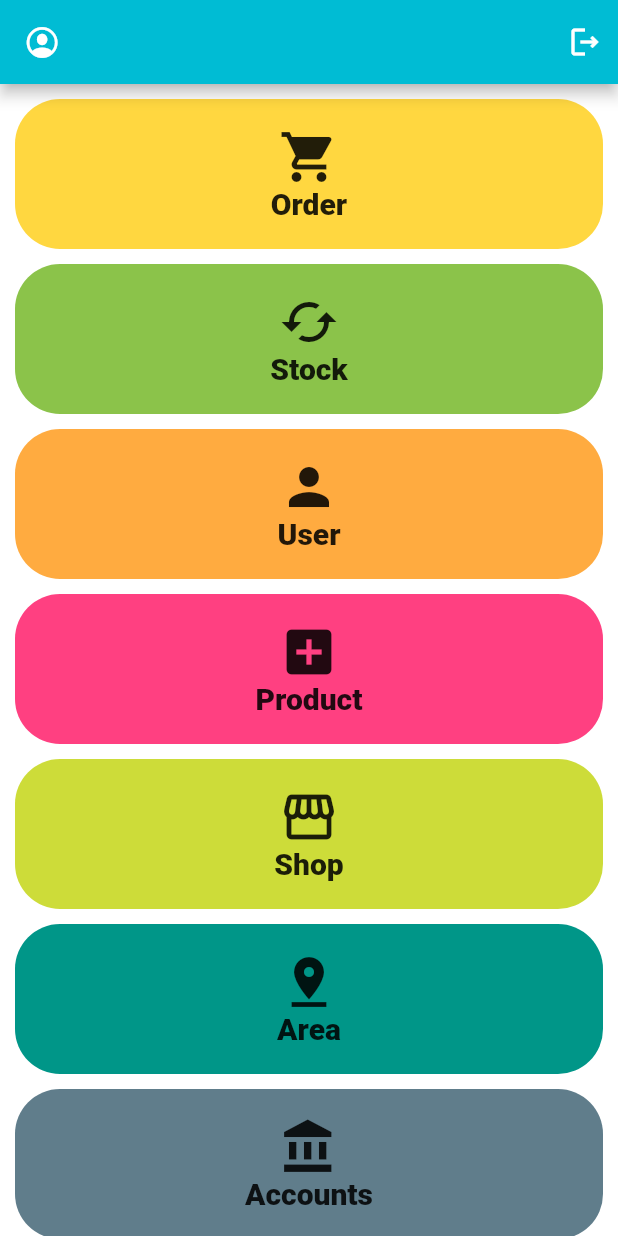
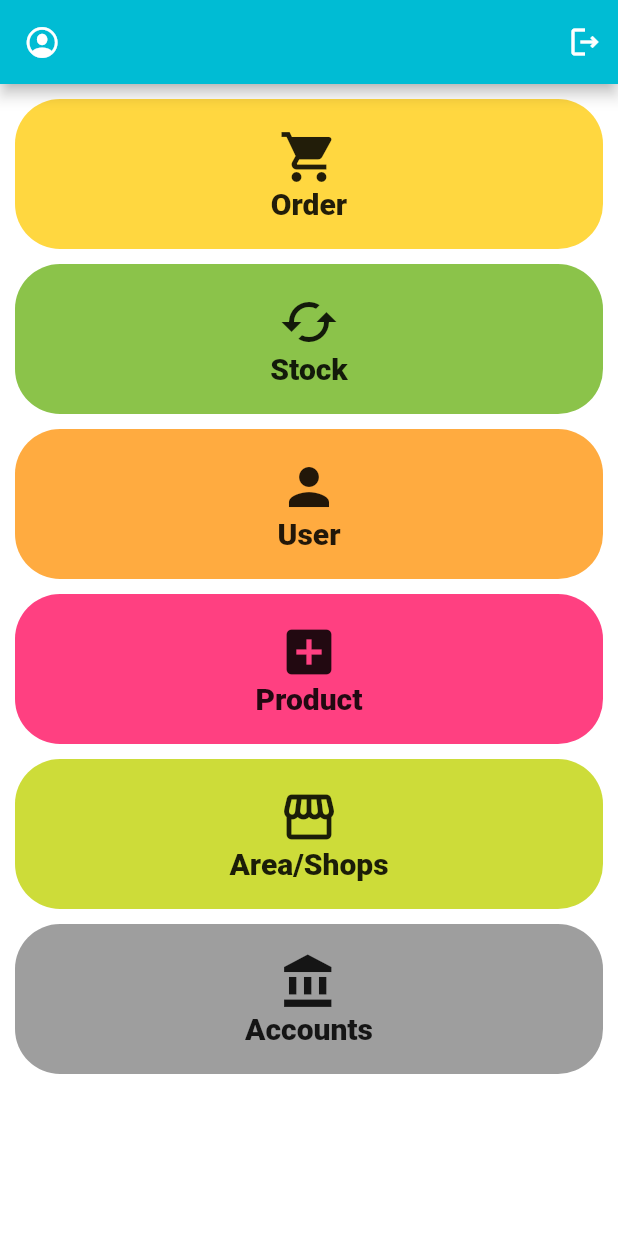
Before and after one commit to shk512/StockManagement-Flutter, a Flutter app: the Dashboard screen opened by its route, on a phone screen of 412 x 824 dp. Run offline on Flutter 3.47's test engine with Material 2 defaults, Android fonts, the phone set to English and light mode, and no system bars; our stand-ins replace cloud_firestore, email_validator, firebase_auth, firebase_core, shared_preferences; accounts and stored records are empty.

Commit message:
28-04-2023

```diff
--- a/lib/Models/company_model.dart
+++ b/lib/Models/company_model.dart
@@ -1,6 +1,6 @@
 import 'package:cloud_firestore/cloud_firestore.dart';
 
-class Company{
+class CompanyModel{
   static String companyId="";
   static String companyName="";
   static String contact="";
--- a/lib/Screens/Area/add_area.dart
+++ b/lib/Screens/Area/add_area.dart
@@ -37,7 +37,7 @@ class _AddAreaState extends State<AddArea> {
                   child: Icon(CupertinoIcons.back),
                 ),
                 const SizedBox(height: 20,),
-                const Text("SHOP DETAILS",style: TextStyle(color: Colors.cyan,letterSpacing: 2,fontSize: 25,fontWeight: FontWeight.bold),),
+                const Text("Area DETAILS",style: TextStyle(color: Colors.cyan,letterSpacing: 2,fontSize: 25,fontWeight: FontWeight.bold),),
                 const SizedBox(height: 20,),
                 TxtField(labelTxt: "Area", hintTxt: "Area name...", ctrl: areaCtrl, icon: const Icon(Icons.pin_drop)),
                 const SizedBox(height: 20,),
@@ -60,7 +60,7 @@ class _AddAreaState extends State<AddArea> {
         isLoading=true;
       });
       String areaId=DateTime.now().microsecondsSinceEpoch.toString();
-      await AreaDB(id: areaId).saveArea(AreaModel(Company.companyId, areaId, "", areaCtrl.text).toJson()).then((value){
+      await AreaDB(id: areaId).saveArea(AreaModel(CompanyModel.companyId, areaId, "","", areaCtrl.text).toJson()).then((value){
         if(value!){
           setState(() {
             isLoading=false;
--- a/lib/Screens/Dashboard/dashboard.dart
+++ b/lib/Screens/Dashboard/dashboard.dart
@@ -28,7 +28,7 @@ class _DashboardState extends State<Dashboard> {
     DocumentSnapshot snapshot=await UserDb(id: FirebaseAuth.instance.currentUser!.uid).getData();
     UserModel.fromJson(snapshot);
     snapshot=await CompanyDb(id: UserModel.companyId).getData();
-    Company.fromJson(snapshot);
+    CompanyModel.fromJson(snapshot);
   }
 
   @override
@@ -41,7 +41,7 @@ class _DashboardState extends State<Dashboard> {
           },
           child: const Icon(CupertinoIcons.person_crop_circle,color: Colors.white,),
         ),
-        title: Text(Company.companyName,style: const TextStyle(color: Colors.white),),
+        title: Text(CompanyModel.companyName,style: const TextStyle(color: Colors.white),),
         centerTitle: true,
         actions: [
           GestureDetector(
@@ -67,11 +67,9 @@ class _DashboardState extends State<Dashboard> {
               const SizedBox(height: 10,),
               displayFunction(Colors.pinkAccent, "Product", Icons.add_box, Routes.product),
               const SizedBox(height: 10,),
-              displayFunction(Colors.lime, "Shop", Icons.storefront, Routes.shop),
+              displayFunction(Colors.lime, "Area/Shops", Icons.storefront, Routes.area),
               const SizedBox(height: 10,),
-              displayFunction(Colors.teal, "Area", Icons.pin_drop, Routes.area),
-              const SizedBox(height: 10,),
-              displayFunction(Colors.blueGrey, "Accounts", Icons.account_balance_sharp, Routes.accounts),
+              displayFunction(Colors.grey, "Accounts", Icons.account_balance_sharp, Routes.accounts),
             ],
           ),
         )
--- a/lib/Screens/Profile/profile.dart
+++ b/lib/Screens/Profile/profile.dart
@@ -39,7 +39,7 @@ class _ProfileState extends State<Profile> {
             mainAxisAlignment: MainAxisAlignment.center,
             crossAxisAlignment: CrossAxisAlignment.start,
             children: [
-              displayFunction("Company Name", Company.companyName.toUpperCase()),
+              displayFunction("Company Name", CompanyModel.companyName.toUpperCase()),
               const SizedBox(height: 10),
               displayFunction("Name", UserModel.name.toUpperCase()),
               const SizedBox(height: 10),
--- a/lib/Screens/register_login/login.dart
+++ b/lib/Screens/RegisterLogin/login.dart
@@ -92,7 +92,7 @@ class _LoginState extends State<Login> {
           DocumentSnapshot snapshot=await UserDb(id: FirebaseAuth.instance.currentUser!.uid).getData();
           await UserModel.fromJson(snapshot);
           snapshot=await CompanyDb(id: UserModel.companyId).getData();
-          await Company.fromJson(snapshot);
+          await CompanyModel.fromJson(snapshot);
           await SPF.saveUserLogInStatus(true);
           Navigator.pushNamedAndRemoveUntil(context, Routes.dashboard, (route) => false);
         }else{
--- a/lib/Screens/register_login/new_company.dart
+++ b/lib/Screens/RegisterLogin/new_company.dart
@@ -1,5 +1,5 @@
 import 'package:flutter/material.dart';
-import 'package:stock_management/Screens/register_login/signup.dart';
+import 'package:stock_management/Screens/RegisterLogin/signup.dart';
 import 'package:stock_management/Services/DB/auth_db.dart';
 import 'package:stock_management/Widgets/text_field.dart';
 import 'package:stock_management/utils/snackBar.dart';
--- a/lib/Screens/register_login/signup.dart
+++ b/lib/Screens/RegisterLogin/signup.dart
@@ -44,7 +44,7 @@ class _SignupState extends State<Signup> {
   getCompanyDetails() async {
     DocumentSnapshot snapshot=await CompanyDb(id: widget.companyId).getData();
     setState(() {
-      Company.fromJson(snapshot);
+      CompanyModel.fromJson(snapshot);
     });
   }
 
@@ -73,7 +73,7 @@ class _SignupState extends State<Signup> {
                 ),
                 const SizedBox(height: 10,),
                 const Image(image: AssetImage("image/signup.png")),
-                Center(child: Text(Company.companyName,style: const TextStyle(fontWeight: FontWeight.bold,fontSize: 25),)),
+                Center(child: Text(CompanyModel.companyName,style: const TextStyle(fontWeight: FontWeight.bold,fontSize: 25),)),
                 const SizedBox(height: 20,),
                 TxtField(labelTxt: "Email",
                     hintTxt: "john@gmail.com",
@@ -161,7 +161,7 @@ class _SignupState extends State<Signup> {
       });
       await auth.createUser(mail.text, pass.text).then((value)async{
         if(value=="true"){
-          await UserDb(id: FirebaseAuth.instance.currentUser!.uid).saveUser(UserModel(Company.companyId,mail.text,contact.text,role,salary.text,name.text,value.toString()).toJson()).then((value)async{
+          await UserDb(id: FirebaseAuth.instance.currentUser!.uid).saveUser(UserModel(CompanyModel.companyId,mail.text,contact.text,role,salary.text,name.text,value.toString()).toJson()).then((value)async{
             if(value){
               setState(() {
                 isLoading=false;
--- a/lib/Screens/Shop/add_shop.dart
+++ b/lib/Screens/Shop/add_shop.dart
@@ -8,6 +8,7 @@ class AddShop extends StatefulWidget {
 }
 
 class _AddShopState extends State<AddShop> {
+  bool isLoading=false;
   @override
   Widget build(BuildContext context) {
     return const Placeholder();
--- a/lib/Services/DB/shop_db.dart
+++ b/lib/Services/DB/shop_db.dart
@@ -1,4 +1,6 @@
 import 'package:cloud_firestore/cloud_firestore.dart';
+import 'package:flutter/cupertino.dart';
+import 'package:stock_management/Models/shop_model.dart';
 
 class ShopDB{
   String id;
--- a/lib/main.dart
+++ b/lib/main.dart
@@ -1,11 +1,8 @@
 import 'package:firebase_core/firebase_core.dart';
 import 'package:flutter/material.dart';
-import 'package:stock_management/Models/area_model.dart';
 import 'package:stock_management/Screens/Area/add_area.dart';
 import 'package:stock_management/Screens/Order/order_form.dart';
 import 'package:stock_management/Screens/Shop/add_shop.dart';
-import 'package:stock_management/Screens/register_login/login.dart';
-import 'package:stock_management/Screens/register_login/new_company.dart';
 import 'package:stock_management/Screens/splash.dart';
 import 'package:stock_management/firebase_options.dart';
 import 'package:stock_management/utils/routes.dart';
@@ -15,6 +12,8 @@ import 'Screens/Dashboard/dashboard.dart';
 import 'Screens/Order/order.dart';
 import 'Screens/Product/product.dart';
 import 'Screens/Profile/profile.dart';
+import 'Screens/RegisterLogin/login.dart';
+import 'Screens/RegisterLogin/new_company.dart';
 import 'Screens/Shop/shop.dart';
 import 'Screens/Stock/stock.dart';
 import 'Screens/User/user.dart';
```
Also changed, not shown: lib/Models/area_model.dart (+9 -5 lines), lib/Screens/Area/area.dart (+15 -7 lines), lib/Screens/Shop/shop.dart (+37 -9 lines), lib/Screens/User/user.dart (+5 -4 lines).
